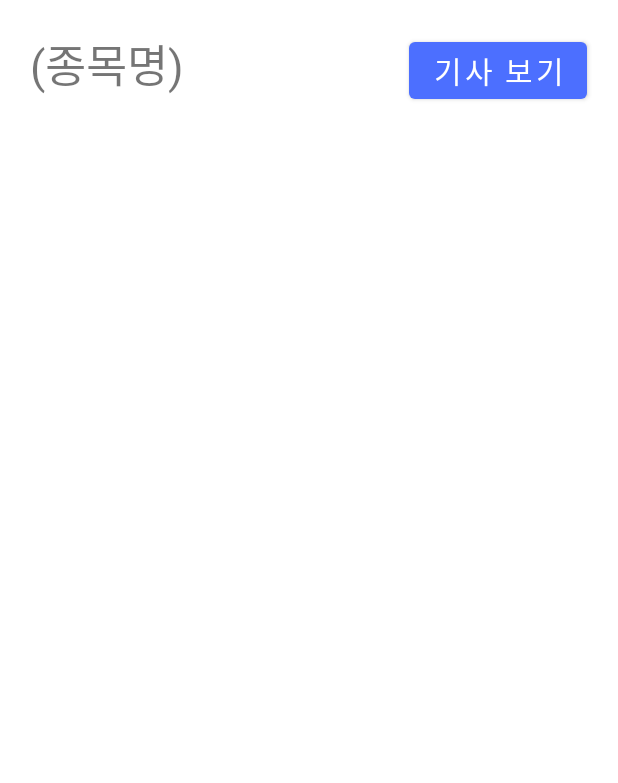
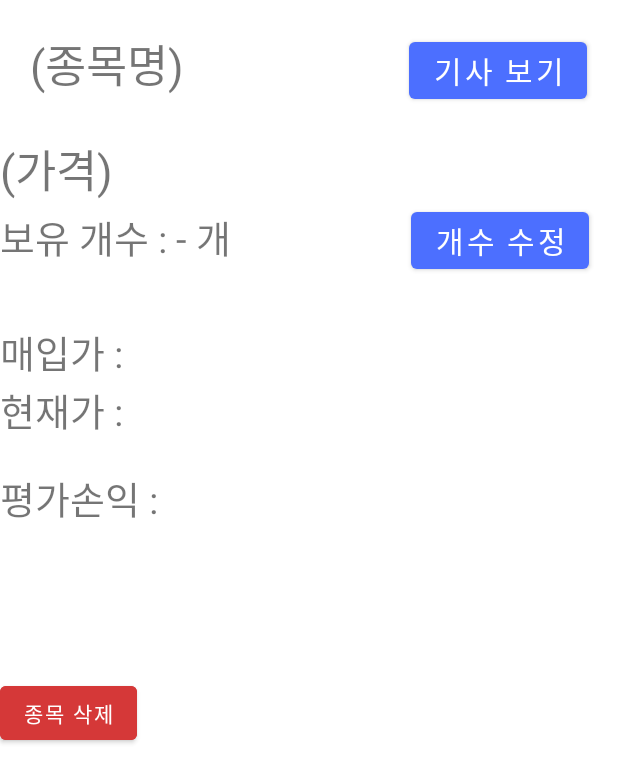
Before and after one commit to osmin625/secretstock, an Android app: the layout stock_detail.xml on its own in the app's theme, with its tools: preview values and no code run, on a phone screen of 412 x 824 dp. Shown: the top 783 px of the screen. Run offline under Robolectric (Android 15) with nearby library versions, the light colour scheme and no system bars.

Commit message:
stock_detail.xml Designed

```diff
--- a/app/src/main/res/layout/activity_menu.xml
+++ b/app/src/main/res/layout/activity_menu.xml
@@ -144,7 +144,7 @@
                 <ListView
                     android:id="@+id/stockList"
                     android:layout_width="match_parent"
-                    android:layout_height="wrap_content"
+                    android:layout_height="540dp"
                     android:dividerHeight="4dp"
                     android:divider="#ffffff"
                     />
@@ -155,13 +155,17 @@
                 android:id="@+id/Wallpaper"
                 android:layout_width="match_parent"
                 android:layout_height="match_parent"
-                android:orientation="vertical"></LinearLayout>
+                android:orientation="vertical">
+
+            </LinearLayout>
 
             <LinearLayout
                 android:id="@+id/Setting"
                 android:layout_width="match_parent"
                 android:layout_height="match_parent"
-                android:orientation="vertical"></LinearLayout>
+                android:orientation="vertical">
+
+            </LinearLayout>
 
         </FrameLayout>
     </RelativeLayout>
--- a/app/src/main/res/layout/stock_detail.xml
+++ b/app/src/main/res/layout/stock_detail.xml
@@ -3,23 +3,85 @@
     android:layout_width="match_parent"
     android:layout_height="match_parent"
     android:orientation="vertical">
+
     <LinearLayout
         android:layout_width="match_parent"
         android:layout_height="wrap_content">
+
+        <TextView
+            android:layout_width="wrap_content"
+            android:layout_height="wrap_content"
+            android:layout_margin="20dp"
+            android:text="(종목명)"
+            android:textSize="30dp" />
+
+        <Button
+            android:layout_width="wrap_content"
+            android:layout_height="wrap_content"
+            android:layout_marginVertical="20dp"
+            android:layout_marginLeft="130dp"
+            android:text="기사 보기"
+            android:textSize="20dp" />
+    </LinearLayout>
+
+    android:layout_width="match_parent"
+    android:layout_height="wrap_content">
+
     <TextView
         android:layout_width="wrap_content"
         android:layout_height="wrap_content"
-        android:text="(종목명)"
-        android:layout_margin = "20dp"
-        android:textSize="30dp"/>
-    <Button
+        android:text="(가격)"
+        android:textSize="30dp" />
+
+    <LinearLayout
+        android:layout_width="match_parent"
+        android:layout_height="wrap_content">
+
+        <TextView
+            android:id="@+id/dlgStockCount"
+            android:layout_width="wrap_content"
+            android:layout_height="wrap_content"
+            android:text="보유 개수 : - 개"
+            android:textSize="25dp" />
+        <Button
+            android:id="@+id/dlgStockModify"
+            android:layout_width="wrap_content"
+            android:layout_height="wrap_content"
+            android:layout_marginLeft="120dp"
+            android:textSize="20dp"
+            android:text="개수 수정" />
+    </LinearLayout>
+
+    <TextView
+        android:id="@+id/dlgStockBuy"
         android:layout_width="wrap_content"
         android:layout_height="wrap_content"
-        android:text="기사 보기"
-        android:textSize="20dp"
-        android:layout_marginLeft="130dp"
-        android:layout_marginVertical="20dp"
-        />
-    </LinearLayout>
+        android:layout_marginTop="30dp"
+        android:text="매입가 : "
+        android:textSize="25dp" />
 
+    <TextView
+        android:id="@+id/dlgStockPrice"
+        android:layout_width="wrap_content"
+        android:layout_height="wrap_content"
+        android:text="현재가 : "
+        android:textSize="25dp" />
+
+    <TextView
+        android:id="@+id/dlgStockResult"
+        android:layout_width="wrap_content"
+        android:layout_height="wrap_content"
+        android:layout_marginTop="20dp"
+        android:text="평가손익 : "
+        android:textSize="25dp" />
+
+
+
+    <Button
+        android:id="@+id/dlgStockDelete"
+        android:layout_width="wrap_content"
+        android:layout_height="wrap_content"
+        android:layout_marginTop="100dp"
+        android:backgroundTint="#D53838"
+        android:text="종목 삭제" />
 </LinearLayout>
```
